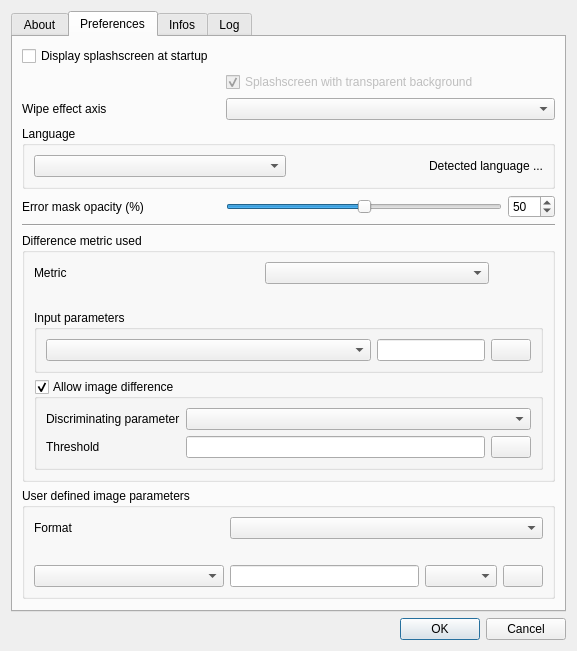
First picture: the form in ui/AboutDialog.ui, repository lingo/diffimg-xbee, before the edit.
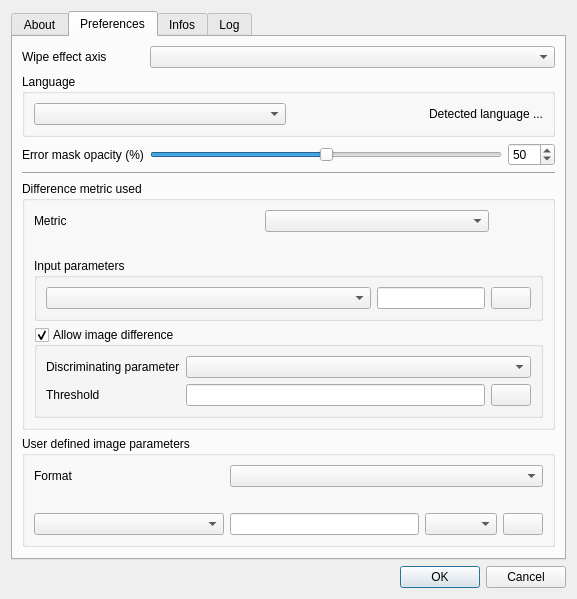
Second picture: the form after the edit. Icons and pictures are not drawn. Custom widgets are drawn as their Qt base class.

Commit message: remove dumb splash screen that just slows down everything

```diff
--- a/ui/AboutDialog.ui
+++ b/ui/AboutDialog.ui
@@ -235,13 +235,6 @@
        <string>Preferences</string>
       </attribute>
       <layout class="QGridLayout" name="gridLayout_5">
-       <item row="0" column="0">
-        <widget class="QCheckBox" name="checkBoxSplashscreenAtStartup">
-         <property name="text">
-          <string>Display splashscreen at startup</string>
-         </property>
-        </widget>
-       </item>
        <item row="7" column="0" colspan="5">
         <widget class="Line" name="line">
          <property name="orientation">
@@ -503,19 +496,6 @@
        <item row="2" column="2" colspan="3">
         <widget class="QComboBox" name="comboBoxWipeEffectAxis"/>
        </item>
-       <item row="1" column="2" colspan="3">
-        <widget class="QCheckBox" name="checkBoxSplashscreenTransparentBackground">
-         <property name="enabled">
-          <bool>false</bool>
-         </property>
-         <property name="text">
-          <string>Splashscreen with transparent background</string>
-         </property>
-         <property name="checked">
-          <bool>true</bool>
-         </property>
-        </widget>
-       </item>
       </layout>
      </widget>
      <widget class="QWidget" name="tabInfos">
```
Left out of the diff: 16 changed lines with no effect on the pictures. The commit also changes 6 other files.
